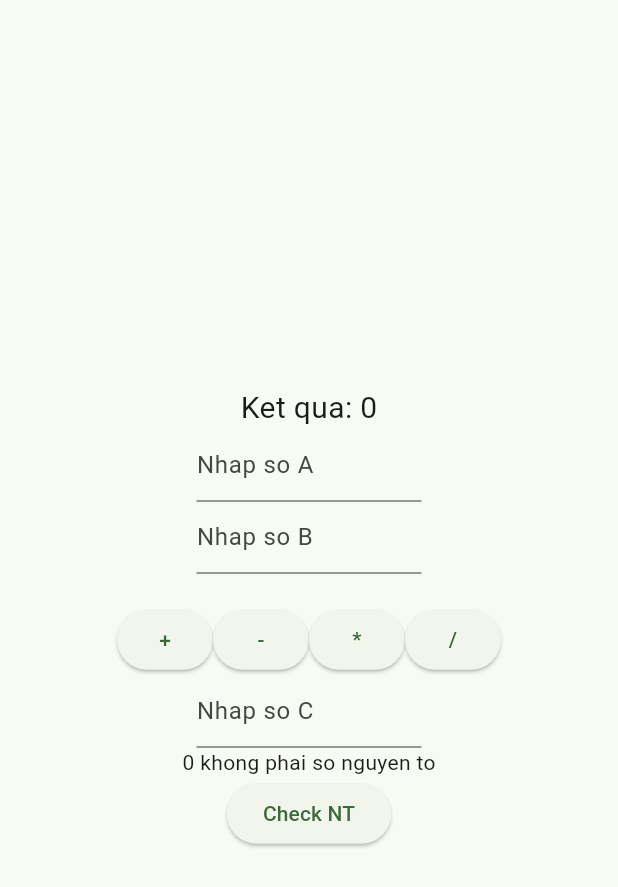
After one commit to dntruong81/statefullwidget, a Flutter app: the MyCaculatorPage screen opened directly, after a tap on "Check NT", on a phone screen of 412 x 824 dp. The commit adds this screen. Shown: the top 887 px of the screen. Run offline on Flutter 3.47's test engine with Material 3 defaults, Android fonts, the phone set to English and light mode, and no system bars; network calls fail.

Commit message:
bai tap commit

```diff
--- /dev/null
+++ b/lib/Caculator.dart
@@ -0,0 +1,128 @@
+import 'dart:math';
+
+import 'package:flutter/material.dart';
+
+void main() {
+  runApp(MyCaculator());
+}
+
+class MyCaculator extends StatelessWidget {
+  @override
+  Widget build(BuildContext context) {
+    // TODO: implement build
+    return MaterialApp(home: MyCaculatorPage());
+  }
+}
+
+class MyCaculatorPage extends StatefulWidget {
+  @override
+  State<StatefulWidget> createState() {
+    // TODO: implement createState
+    return MyCaculatorpageState();
+  }
+}
+
+class MyCaculatorpageState extends State<MyCaculatorPage> {
+  num soA = 0;
+  num soB = 0;
+  num soC = 0;
+  num kq = 0;
+  bool isNguyenTo(num n){
+    if (n< 2)
+      return false;
+
+    for(int i = 2; i<= sqrt(n);i++)
+      if (n%i ==0) return false;
+
+    return true;
+  }
+  String kqCheck = '';
+
+  @override
+  Widget build(BuildContext context) {
+    // TODO: implement build
+    return Scaffold(
+      body: SafeArea(
+          child: Center(
+        child: Column(
+          mainAxisAlignment: MainAxisAlignment.center,
+          children: [
+            Text(
+              'Ket qua: $kq',
+              style: TextStyle(fontSize: 20),
+            ),
+            SizedBox(
+                width: 150,
+                child: TextField(
+                  onChanged: (text) {
+                    soA = int.parse(text);
+                  },
+                  decoration: InputDecoration(hintText: 'Nhap so A'),
+                )),
+            SizedBox(
+                width: 150,
+                child: TextField(
+                  onChanged: (text) {
+                    soB = int.parse(text);
+                  },
+                  decoration: InputDecoration(hintText: 'Nhap so B'),
+                )),
+            SizedBox(height: 20),
+            Row(
+              mainAxisAlignment: MainAxisAlignment.center,
+              children: [
+                ElevatedButton(
+                    onPressed: () {
+                      setState(() {
+                        kq = soA + soB;
+                      });
+                    },
+                    child: Text('+')),
+                ElevatedButton(
+                    onPressed: () {
+                      setState(() {
+                        kq = soA - soB;
+                      });
+                    },
+                    child: Text('-')),
+                ElevatedButton(
+                    onPressed: () {
+                      setState(() {
+                        kq = soA * soB;
+                      });
+                    },
+                    child: Text('*')),
+                ElevatedButton(
+                    onPressed: () {
+                      setState(() {
+                        kq = soA / soB;
+                      });
+                    },
+                    child: Text('/')),
+              ],
+            ),
+            SizedBox(
+                width: 150,
+                child: TextField(
+                  onChanged: (text) {
+                    soC = int.parse(text);
+                  },
+                  decoration: InputDecoration(hintText: 'Nhap so C'),
+                )),
+            Text('$kqCheck'),
+            ElevatedButton(
+                onPressed: () {
+                  setState(() {
+                    if (isNguyenTo(soC))
+                      kqCheck = '$soC la so nguyen to';
+                    else kqCheck = '$soC khong phai so nguyen to';
+
+                  });
+                },
+                child: Text('Check NT')),
+          ],
+        ),
+      )),
+    );
+  }
+}
--- a/lib/TestSafeArea.dart
+++ b/lib/TestSafeArea.dart
@@ -33,8 +33,8 @@ class SafeAreaHomgePageSate extends State<StatefulWidget> {
             Text('Test thu 1'),
             Text('Test thu 2'),
             Text('Test thu 3'),
-            Text('Test thu 4'),
-            Image.asset('assets/hinh_test.jpg')
+            SizedBox(width: 200,height: 200,child: Image.asset('assets/hinh_test.jpg')),
+            SizedBox(width: 200,height: 200,child: Image.asset('assets/images/hinh_test_2.jpg'))
           ],
         ),
       ),
--- a/pubspec.yaml
+++ b/pubspec.yaml
@@ -60,7 +60,8 @@ flutter:
 
   # To add assets to your application, add an assets section, like this:
   assets:
-  - assets/hinh_test.jpg
+  - assets/
+  - assets/images/
   #   - images/a_dot_ham.jpeg
 
   # An image asset can refer to one or more resolution-specific "variants", see
```
Also changed, not shown: lib/CheckSoNguyenTo.dart (added, +90 -0 lines), lib/Expand.dart (added, +60 -0 lines), assets/images/hinh_test_2.jpg (added).
